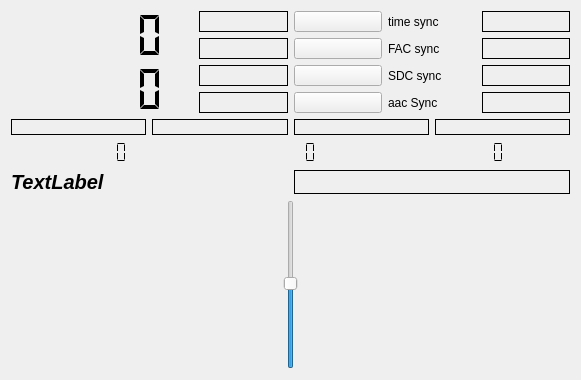
Before: the Qt Designer form decoders/drm-decoder/drmdecoder.ui in JvanKatwijk/swradio-8, drawn with Qt 5.
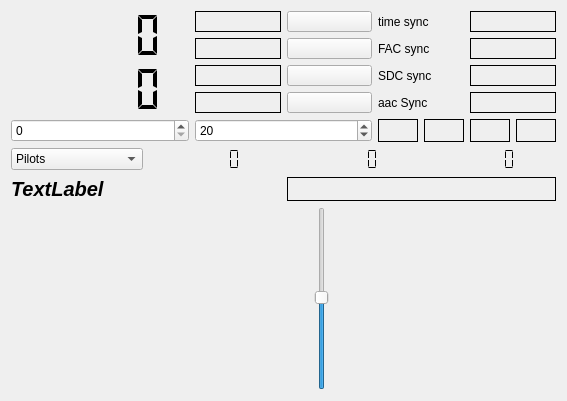
After: the same form once the commit is applied. Custom widgets are drawn as their Qt base class.

Diff of the .ui file:
```diff
--- a/decoders/drm-decoder/drmdecoder.ui
+++ b/decoders/drm-decoder/drmdecoder.ui
@@ -6,8 +6,8 @@
    <rect>
     <x>0</x>
     <y>0</y>
-    <width>581</width>
-    <height>380</height>
+    <width>567</width>
+    <height>401</height>
    </rect>
   </property>
   <property name="windowTitle">
@@ -232,6 +232,31 @@
     </layout>
    </item>
    <item>
+    <layout class="QHBoxLayout" name="horizontalLayout_3">
+     <item>
+      <widget class="QSpinBox" name="strengthSelector">
+       <property name="maximum">
+        <number>5</number>
+       </property>
+      </widget>
+     </item>
+     <item>
+      <widget class="QSpinBox" name="f_cutSelector">
+       <property name="minimum">
+        <number>10</number>
+       </property>
+       <property name="maximum">
+        <number>200</number>
+       </property>
+       <property name="singleStep">
+        <number>5</number>
+       </property>
+       <property name="value">
+        <number>20</number>
+       </property>
+      </widget>
+     </item>
+     <item>
     <layout class="QHBoxLayout" name="horizontalLayout_5">
      <item>
       <widget class="QLabel" name="spectrumIndicator">
@@ -275,8 +300,24 @@
      </item>
     </layout>
    </item>
+    </layout>
+   </item>
    <item>
     <layout class="QHBoxLayout" name="horizontalLayout_4">
+     <item>
+      <widget class="QComboBox" name="modeSelector">
+       <item>
+        <property name="text">
+         <string>Pilots</string>
+        </property>
+       </item>
+       <item>
+        <property name="text">
+         <string>channel</string>
+        </property>
+       </item>
+      </widget>
+     </item>
      <item>
       <widget class="QLCDNumber" name="fac_mer">
        <property name="toolTip">
@@ -348,7 +389,7 @@
     </layout>
    </item>
    <item>
-    <layout class="QHBoxLayout" name="horizontalLayout_3">
+    <layout class="QHBoxLayout" name="horizontalLayout_6">
      <item>
       <widget class="QwtPlot" name="equalizerDisplay">
        <property name="maximumSize">
@@ -373,7 +414,7 @@
       <widget class="QwtPlot" name="iqPlotter">
        <property name="maximumSize">
         <size>
-         <width>16777215</width>
+         <width>221</width>
          <height>141</height>
         </size>
        </property>
```
Lines whose indentation alone changed are shown as unchanged.
